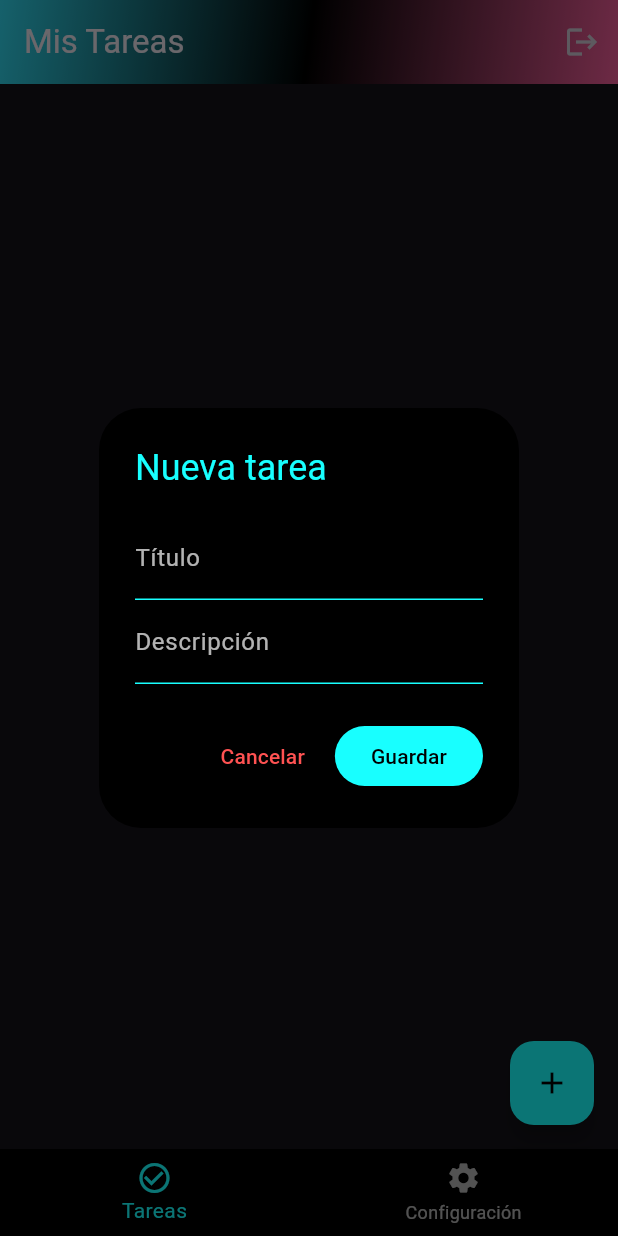
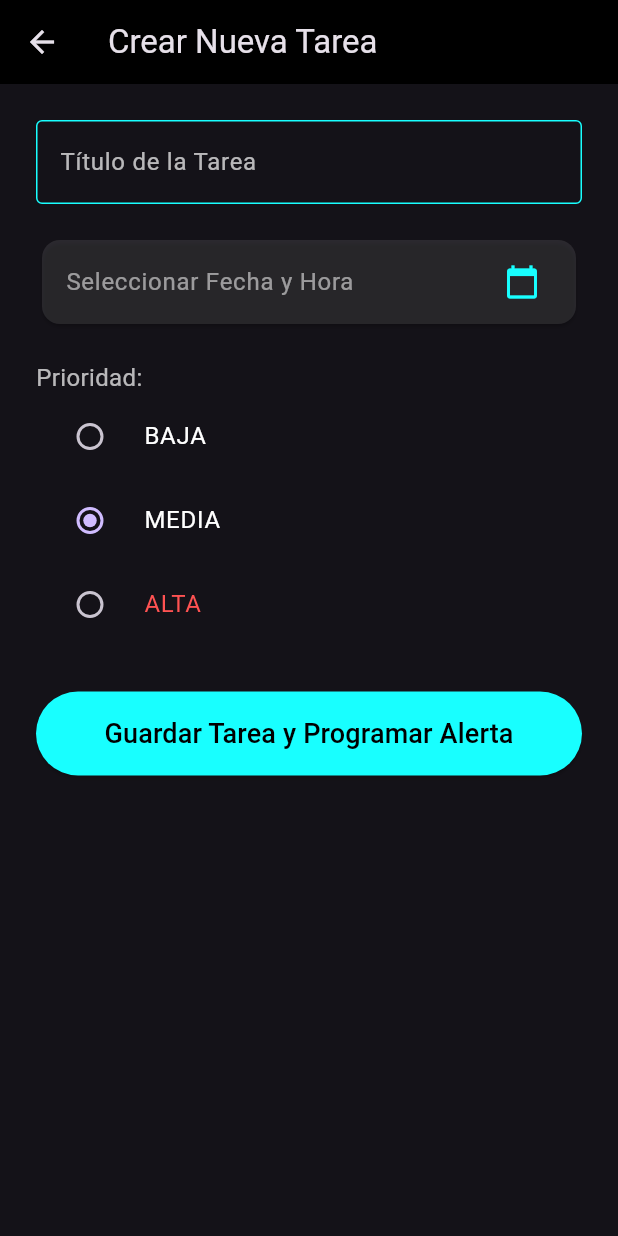
Before and after one commit to aleman-maximum/AcordateApk, a Flutter app: the screen it shows once a user with an empty profile is signed in, after a tap on the "add" icon, on a phone screen of 412 x 824 dp. Run offline on Flutter 3.47's test engine with Material 3 defaults, Android fonts, the phone set to English and light mode, and no system bars; our stand-ins replace cloud_firestore, firebase_auth, firebase_core, flutter_local_notifications, image_picker, timezone; accounts and stored records are empty.

Commit message:
implementacion de calenadrios

```diff
--- /dev/null
+++ b/lib/add_task_page.dart
@@ -0,0 +1,249 @@
+// Archivo: lib/add_task_page.dart
+
+import 'package:flutter/material.dart';
+import 'package:firebase_auth/firebase_auth.dart';
+import 'package:cloud_firestore/cloud_firestore.dart';
+import 'models/task.dart';
+import 'services/notification_service.dart'; // Tu servicio de notificaciones
+
+class AddTaskPage extends StatefulWidget {
+  const AddTaskPage({super.key});
+
+  @override
+  State<AddTaskPage> createState() => _AddTaskPageState();
+}
+
+class _AddTaskPageState extends State<AddTaskPage> {
+  final _formKey = GlobalKey<FormState>();
+  final _titleController = TextEditingController();
+
+  DateTime? _selectedDate;
+  TimeOfDay? _selectedTime;
+  Priority _selectedPriority = Priority.media;
+  String? _error;
+
+  final NotificationService _notificationService = NotificationService();
+
+  Future<void> _pickDate() async {
+    final DateTime? pickedDate = await showDatePicker(
+      context: context,
+      initialDate: DateTime.now(),
+      firstDate: DateTime.now(),
+      lastDate: DateTime(2100),
+    );
+    if (pickedDate != null) {
+      setState(() => _selectedDate = pickedDate);
+    }
+  }
+
+  Future<void> _pickTime() async {
+    final TimeOfDay? pickedTime = await showTimePicker(
+      context: context,
+      initialTime: TimeOfDay.now(),
+    );
+    if (pickedTime != null) {
+      setState(() => _selectedTime = pickedTime);
+    }
+  }
+
+  Future<void> _saveTask() async {
+    final isValid = _formKey.currentState?.validate() ?? false;
+    if (!isValid || _selectedDate == null || _selectedTime == null) {
+      setState(
+        () => _error =
+            'Debes completar todos los campos, incluyendo fecha y hora.',
+      );
+      return;
+    }
+
+    final user = FirebaseAuth.instance.currentUser;
+    if (user == null) {
+      setState(() => _error = 'Usuario no autenticado.');
+      return;
+    }
+
+    // 1. Combinar Fecha y Hora
+    final dueDate = DateTime(
+      _selectedDate!.year,
+      _selectedDate!.month,
+      _selectedDate!.day,
+      _selectedTime!.hour,
+      _selectedTime!.minute,
+    );
+
+    try {
+      // 2. Crear una referencia temporal para la tarea (ID se llenará al guardar)
+      final tempTask = Task(
+        id: 'temp',
+        title: _titleController.text,
+        userId: user.uid,
+        dueDate: dueDate,
+        priority: _selectedPriority,
+      );
+
+      // 3. Guardar en Firestore (en la colección anidada del usuario)
+      final tasksCollectionRef = FirebaseFirestore.instance
+          .collection('users')
+          .doc(user.uid)
+          .collection('tasks');
+
+      final taskRef = await tasksCollectionRef.add(tempTask.toFirestore());
+
+      // 4. Crear el objeto Task FINAL con el ID de Firestore
+      final finalTask = Task(
+        id: taskRef.id, // ID final
+        title: _titleController.text,
+        userId: user.uid,
+        dueDate: dueDate,
+        priority: _selectedPriority,
+      );
+
+      // 5. Programar la Notificación
+      await _notificationService.scheduleNotification(finalTask);
+
+      if (mounted) {
+        Navigator.pop(context);
+      }
+    } on Exception catch (e) {
+      setState(() => _error = 'Error al guardar la tarea: $e');
+    }
+  }
+
+  @override
+  void dispose() {
+    _titleController.dispose();
+    super.dispose();
+  }
+
+  @override
+  Widget build(BuildContext context) {
+    String formatDate(DateTime? date, TimeOfDay? time) {
+      if (date == null || time == null) return 'Seleccionar Fecha y Hora';
+      final formattedDate = '${date.day}/${date.month}/${date.year}';
+      final hour = time.hourOfPeriod == 0 ? 12 : time.hourOfPeriod;
+      final minute = time.minute.toString().padLeft(2, '0');
+      final ampm = time.period == DayPeriod.am ? 'AM' : 'PM';
+      return '$formattedDate a las $hour:$minute $ampm';
+    }
+
+    return Scaffold(
+      appBar: AppBar(
+        title: const Text('Crear Nueva Tarea'),
+        backgroundColor: Colors.black,
+      ),
+      body: SingleChildScrollView(
+        padding: const EdgeInsets.all(24),
+        child: Form(
+          key: _formKey,
+          child: Column(
+            crossAxisAlignment: CrossAxisAlignment.stretch,
+            children: <Widget>[
+              // ... (Tu TextFormField para el título)
+              TextFormField(
+                controller: _titleController,
+                decoration: const InputDecoration(
+                  labelText: 'Título de la Tarea',
+                  border: OutlineInputBorder(),
+                  // Agrega estilos si usas tema oscuro
+                  labelStyle: TextStyle(color: Colors.white70),
+                  enabledBorder: OutlineInputBorder(
+                    borderSide: BorderSide(color: Colors.cyanAccent),
+                  ),
+                  focusedBorder: OutlineInputBorder(
+                    borderSide: BorderSide(color: Colors.cyanAccent, width: 2),
+                  ),
+                ),
+                style: const TextStyle(color: Colors.white),
+                validator: (value) {
+                  if (value == null || value.isEmpty) {
+                    return 'El título es obligatorio';
+                  }
+                  return null;
+                },
+              ),
+              const SizedBox(height: 20),
+
+              // Selector de Fecha y Hora
+              Card(
+                color: Colors.white10,
+                child: ListTile(
+                  title: Text(
+                    formatDate(_selectedDate, _selectedTime),
+                    style: TextStyle(
+                      color: _selectedDate == null
+                          ? Colors.white54
+                          : Colors.white,
+                    ),
+                  ),
+                  trailing: const Icon(
+                    Icons.calendar_today,
+                    color: Colors.cyanAccent,
+                  ),
+                  onTap: () async {
+                    await _pickDate();
+                    if (mounted && _selectedDate != null) {
+                      await _pickTime();
+                    }
+                  },
+                ),
+              ),
+              const SizedBox(height: 20),
+
+              // Selector de Prioridad
+              const Text(
+                'Prioridad:',
+                style: TextStyle(fontSize: 16, color: Colors.white70),
+              ),
+              Column(
+                children: Priority.values.map((Priority priority) {
+                  return RadioListTile<Priority>(
+                    title: Text(
+                      priority.toString().split('.').last.toUpperCase(),
+                      style: TextStyle(
+                        color: priority == Priority.alta
+                            ? Colors.redAccent
+                            : Colors.white,
+                      ),
+                    ),
+                    value: priority,
+                    groupValue: _selectedPriority,
+                    onChanged: (Priority? value) {
+                      setState(() => _selectedPriority = value!);
+                    },
+                  );
+                }).toList(),
+              ),
+
+              const SizedBox(height: 30),
+
+              if (_error != null)
+                Padding(
+                  padding: const EdgeInsets.only(bottom: 20),
+                  child: Text(
+                    _error!,
+                    style: const TextStyle(color: Colors.redAccent),
+                  ),
+                ),
+
+              // Botón de Guardar
+              ElevatedButton(
+                style: ElevatedButton.styleFrom(
+                  backgroundColor: Colors.cyanAccent,
+                  padding: const EdgeInsets.symmetric(vertical: 15),
+                  shape: RoundedRectangleBorder(
+                    borderRadius: BorderRadius.circular(30),
+                  ),
+                ),
+                onPressed: _saveTask,
+                child: const Text(
+                  'Guardar Tarea y Programar Alerta',
+                  style: TextStyle(fontSize: 18, color: Colors.black),
+                ),
+              ),
+            ],
+          ),
+        ),
+      ),
+    );
+  }
+}
--- a/lib/dashboard.dart
+++ b/lib/dashboard.dart
@@ -3,6 +3,7 @@ import 'package:firebase_auth/firebase_auth.dart';
 import 'package:cloud_firestore/cloud_firestore.dart';
 import 'login.dart';
 import 'profile.dart';
+import 'add_task_page.dart'; // 🚀 Nueva Importación
 
 class DashboardPage extends StatefulWidget {
   const DashboardPage({super.key});
@@ -89,6 +90,7 @@ class _DashboardPageState extends State<DashboardPage> {
                     if (value == 'edit') {
                       _showTaskDialog(context, tasksRef, task);
                     } else if (value == 'delete') {
+                      // 💡 NOTA: Aquí deberías considerar cancelar la notificación asociada a esta tarea.
                       tasksRef.doc(task.id).delete();
                     }
                   },
@@ -109,6 +111,7 @@ class _DashboardPageState extends State<DashboardPage> {
   }
 
   // 🔹 Mostrar diálogo para añadir o editar tarea
+  // Este método AHORA se usa SOLO para EDITAR tareas (desde el PopUpMenuButton)
   void _showTaskDialog(
     BuildContext context,
     CollectionReference tasksRef, [
@@ -121,6 +124,7 @@ class _DashboardPageState extends State<DashboardPage> {
       text: task != null ? task['description'] : '',
     );
 
+    // ... (Tu lógica del AlertDialog para edición, sin cambios)
     showDialog(
       context: context,
       builder: (_) => AlertDialog(
@@ -177,6 +181,7 @@ class _DashboardPageState extends State<DashboardPage> {
               if (title.isEmpty) return;
 
               if (task == null) {
+                // NOTA: Esta rama 'Guardar' no se usará desde el FAB, solo si la llamas directamente.
                 await tasksRef.add({
                   'title': title,
                   'description': desc,
@@ -246,12 +251,12 @@ class _DashboardPageState extends State<DashboardPage> {
               backgroundColor: Colors.cyanAccent,
               child: const Icon(Icons.add, color: Colors.black),
               onPressed: () {
-                final user = FirebaseAuth.instance.currentUser!;
-                final tasksRef = FirebaseFirestore.instance
-                    .collection('users')
-                    .doc(user.uid)
-                    .collection('tasks');
-                _showTaskDialog(context, tasksRef);
+                // 🚀 CAMBIO CLAVE: Navegar a AddTaskPage para crear nuevas tareas.
+                Navigator.push(
+                  context,
+                  MaterialPageRoute(builder: (_) => const AddTaskPage()),
+                );
+                // El código anterior (llamando a _showTaskDialog) fue reemplazado.
               },
             )
           : null,
--- a/lib/main.dart
+++ b/lib/main.dart
@@ -4,10 +4,21 @@ import 'package:firebase_auth/firebase_auth.dart';
 import 'firebase_options.dart';
 import 'login.dart';
 import 'dashboard.dart';
+// 🚀 Nueva Importación: El servicio que creamos
+import 'services/notification_service.dart';
+
+// Instancia global del servicio de notificaciones
+final NotificationService _notificationService = NotificationService();
 
 Future<void> main() async {
   WidgetsFlutterBinding.ensureInitialized();
+
+  // 1. Inicializar Firebase
   await Firebase.initializeApp(options: DefaultFirebaseOptions.currentPlatform);
+
+  // 🚀 2. Inicializar el Servicio de Notificaciones
+  await _notificationService.init();
+
   runApp(const MyApp());
 }
 
@@ -17,7 +28,7 @@ class MyApp extends StatelessWidget {
   @override
   Widget build(BuildContext context) {
     return MaterialApp(
-      title: 'Login',
+      title: 'Tasking Check', // Cambié el título para reflejar la app de tareas
       debugShowCheckedModeBanner: false,
       theme: ThemeData.dark(),
       home: StreamBuilder<User?>(
@@ -32,7 +43,15 @@ class MyApp extends StatelessWidget {
 
           // Si hay un usuario logueado, vamos al dashboard
           if (snapshot.hasData) {
-            return DashboardPage();
+            // NOTA: Para implementar la verificación de correo aquí,
+            // se recomienda añadir una lógica de verificación en el StreamBuilder:
+            /*
+            final user = snapshot.data;
+            if (user != null && !user.emailVerified) {
+                return const VerificationRequiredPage(); // Si no ha verificado
+            }
+            */
+            return const DashboardPage();
           }
 
           // Si no hay sesión, mostramos el login
--- /dev/null
+++ b/lib/models/task.dart
@@ -0,0 +1,36 @@
+// Archivo: lib/models/task.dart
+
+import 'package:cloud_firestore/cloud_firestore.dart';
+
+// 1. Enum para la Prioridad
+enum Priority { baja, media, alta }
+
+class Task {
+  final String id;
+  final String title;
+  final String userId;
+  final DateTime dueDate;
+  final Priority priority;
+  final bool isCompleted;
+
+  Task({
+    required this.id,
+    required this.title,
+    required this.userId,
+    required this.dueDate,
+    required this.priority,
+    this.isCompleted = false,
+  });
+
+  // ... (Resto de los métodos fromFirestore y toFirestore)
+  // Dejamos el cuerpo aquí por brevedad, asumiendo que ya lo tienes
+  factory Task.fromFirestore(DocumentSnapshot doc) {
+    // ... Implementación ...
+    throw UnimplementedError();
+  }
+
+  Map<String, dynamic> toFirestore() {
+    // ... Implementación ...
+    throw UnimplementedError();
+  }
+}
--- /dev/null
+++ b/lib/services/notification_service.dart
@@ -0,0 +1,79 @@
+import 'package:flutter_local_notifications/flutter_local_notifications.dart'
+    as futil; // 🔑 USAMOS EL PREFIJO 'futil' (Flutter Util)
+import 'package:timezone/timezone.dart' as tz;
+import 'package:timezone/data/latest_all.dart' as tzdata;
+import '../models/task.dart'; // Tu modelo de datos (sin prefijo)
+
+class NotificationService {
+  final futil.FlutterLocalNotificationsPlugin flutterLocalNotificationsPlugin =
+      futil.FlutterLocalNotificationsPlugin();
+
+  Future<void> init() async {
+    // 1. Inicializar Timezone (¡AQUÍ VA ESTA LÓGICA!)
+    tzdata.initializeTimeZones();
+    tz.setLocalLocation(
+      tz.getLocation('America/Mexico_City'),
+    ); // Ajusta a tu zona horaria
+
+    // 2. Inicializar el plugin para Android
+    const futil.AndroidInitializationSettings initializationSettingsAndroid =
+        futil.AndroidInitializationSettings('@mipmap/ic_launcher');
+
+    const futil.InitializationSettings initializationSettings =
+        futil.InitializationSettings(android: initializationSettingsAndroid);
+
+    await flutterLocalNotificationsPlugin.initialize(initializationSettings);
+  }
+
+  Future<void> scheduleNotification(Task task) async {
+    // 1. Definir la hora de la notificación (ej: 30 minutos antes del vencimiento)
+    final scheduledDate = task.dueDate.subtract(const Duration(minutes: 30));
+
+    // 2. Convertir a la zona horaria local (¡AQUÍ ESTÁ LA DEFINICIÓN DE scheduledTZ!)
+    final tz.TZDateTime scheduledTZ = tz.TZDateTime.from(
+      scheduledDate,
+      tz.local,
+    );
+
+    // 3. Si la fecha programada ya pasó, no notificar
+    if (scheduledTZ.isBefore(tz.TZDateTime.now(tz.local))) {
+      return;
+    }
+
+    // 4. Detalles de la notificación
+    const futil.AndroidNotificationDetails androidDetails =
+        futil.AndroidNotificationDetails(
+          'task_channel_id',
+          'Recordatorios de Tareas',
+          channelDescription: 'Alertas para tareas pendientes con prioridad',
+          importance: futil.Importance.max,
+          priority: futil.Priority.high,
+          playSound: true,
+        );
+
+    const futil.NotificationDetails platformDetails = futil.NotificationDetails(
+      android: androidDetails,
+    );
+
+    final notificationId = task.id.hashCode;
+    final taskPriorityName = task.priority
+        .toString()
+        .split('.')
+        .last
+        .toUpperCase();
+
+    // 5. Programar la notificación
+    await flutterLocalNotificationsPlugin.zonedSchedule(
+      notificationId,
+      '🚨 Tarea de Prioridad $taskPriorityName 🚨',
+      '¡Atención! "${task.title}" vence en 30 minutos.',
+      scheduledTZ, // Aquí se usa la variable definida
+      platformDetails,
+      androidScheduleMode: futil.AndroidScheduleMode.exactAllowWhileIdle,
+    );
+  }
+
+  Future<void> cancelNotification(Task task) async {
+    await flutterLocalNotificationsPlugin.cancel(task.id.hashCode);
+  }
+}
```
Also changed, not shown: pubspec.yaml (+7 -2 lines), pubspec.lock, 3 other files.
